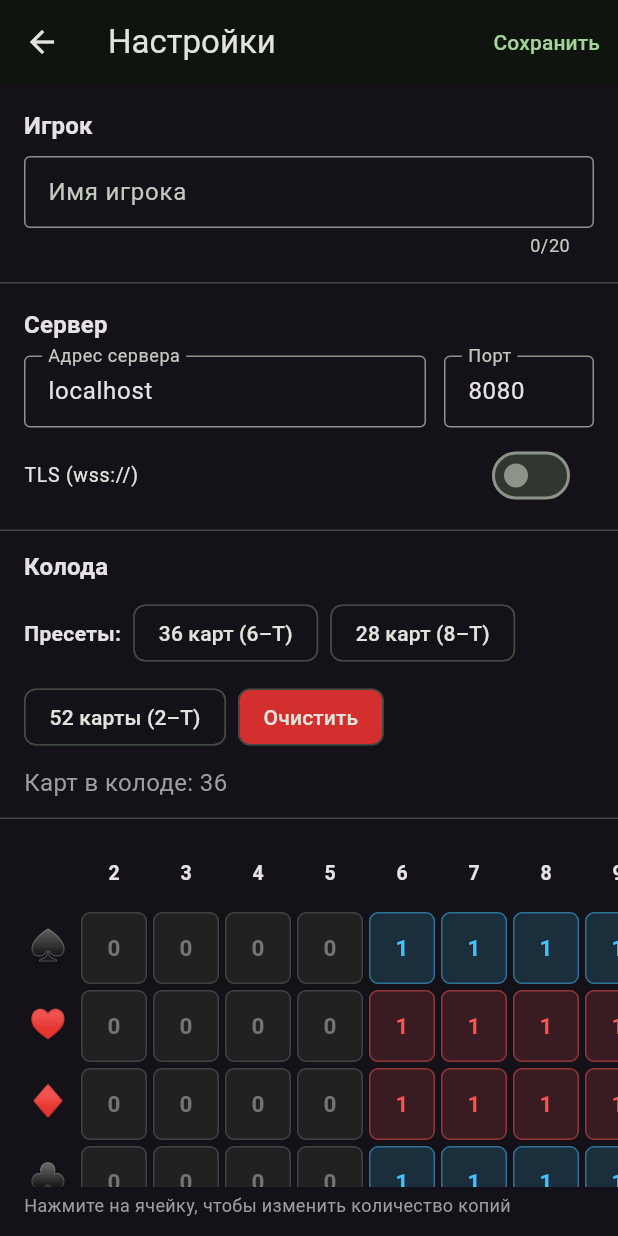
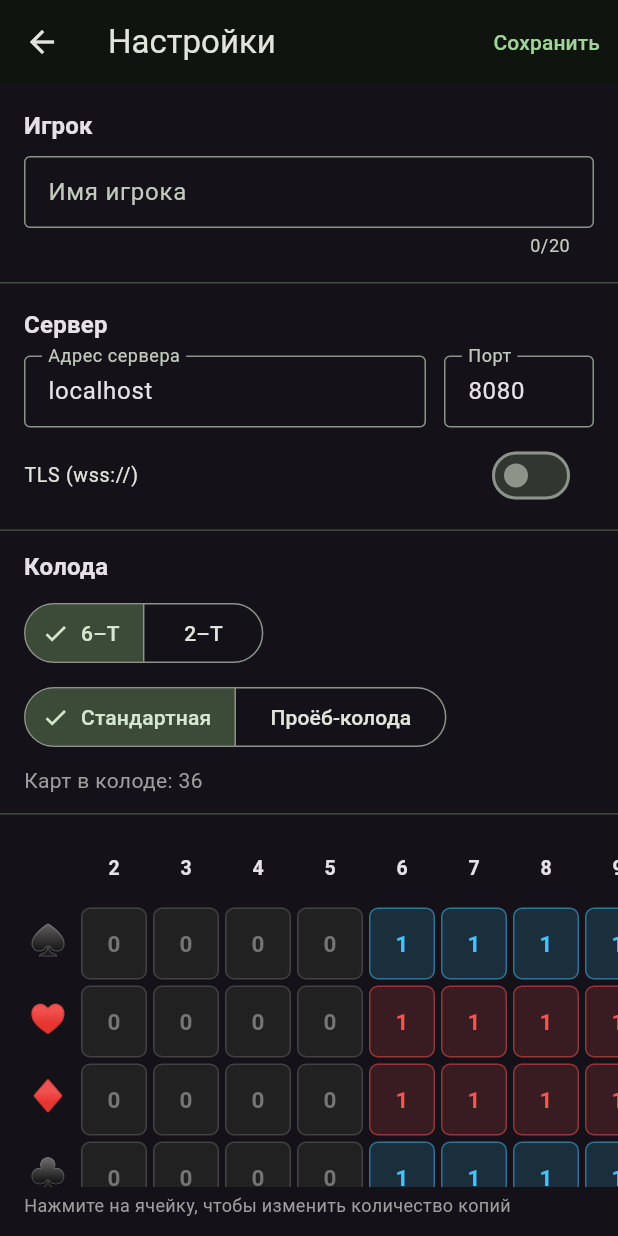
Before and after one commit to MrHalabaluza/durak, a Flutter app: the screen it shows after launch, after a tap on "Онлайн", after a tap on "Изменить", on a phone screen of 412 x 824 dp. Run offline on Flutter 3.47's test engine with Material 3 defaults, Android fonts, the phone set to English and light mode, and no system bars; our stand-ins replace shared_preferences; network calls fail.

Commit message:
Add random deck config and rework settings deck UI
- Add DeckConfig.random() factory: draws cards uniformly from pool with replacement
- Comment out transitUsedThisTurn.clear() between turns
- Replace preset chips with segmented buttons (card range + deck type)
- Add random "проёб-колода" generator with card count input

Co-Authored-By: Claude Sonnet 4.6 <noreply@anthropic.com>

```diff
--- a/logic/lib/src/game.dart
+++ b/logic/lib/src/game.dart
@@ -133,7 +133,7 @@ class Game {
       state.table.addAttack(c);
     }
     state.passedPlayers.clear();
-    state.transitUsedThisTurn.clear();
+    //state.transitUsedThisTurn.clear();
     state.currentAdderIndex = state.attackerIndex;
     state.phase = GamePhase.defending;
   }
@@ -214,7 +214,7 @@ class Game {
     state.defenderIndex = nextDefIdx;
     state.currentAdderIndex = state.attackerIndex;
     state.passedPlayers.clear();
-    state.transitUsedThisTurn.clear();
+    //state.transitUsedThisTurn.clear();
   }
 
   /// Defender shows a trump card matching the uncovered attack rank to transfer
--- a/ui/lib/settings_screen.dart
+++ b/ui/lib/settings_screen.dart
@@ -1,7 +1,12 @@
+import 'dart:math';
 import 'package:flutter/material.dart' hide Card;
 import 'package:flutter/services.dart';
 import 'package:durak_logic/durak_logic.dart';
 import 'app_settings.dart';
+
+enum _CardRange { six, two }
+
+enum _DeckType { standard, random }
 
 class SettingsScreen extends StatefulWidget {
   final AppSettings initial;
@@ -16,7 +21,10 @@ class _SettingsScreenState extends State<SettingsScreen> {
   late TextEditingController _hostCtrl;
   late TextEditingController _portCtrl;
   late TextEditingController _nameCtrl;
+  late TextEditingController _randomCountCtrl;
   late bool _tls;
+  late _CardRange _cardRange;
+  late _DeckType _deckType;
 
   static const _ranks = Rank.values;
   static const _suits = Suit.values;
@@ -33,14 +41,29 @@ class _SettingsScreenState extends State<SettingsScreen> {
     Colors.lightBlueAccent,
   ];
 
+  Rank get _minRank => _cardRange == _CardRange.two ? Rank.two : Rank.six;
+
   @override
   void initState() {
     super.initState();
-    _counts = Map<Card, int>.from(widget.initial.deckConfig.counts);
+    final initial = widget.initial.deckConfig;
+    _counts = Map<Card, int>.from(initial.counts);
     _hostCtrl = TextEditingController(text: widget.initial.serverHost);
     _portCtrl = TextEditingController(text: '${widget.initial.serverPort}');
     _nameCtrl = TextEditingController(text: widget.initial.playerName);
     _tls = widget.initial.serverTls;
+
+    final hasLowRanks =
+        _counts.keys.any((c) => c.rank.index < Rank.six.index);
+    _cardRange = hasLowRanks ? _CardRange.two : _CardRange.six;
+
+    final std = DeckConfig.preset(_minRank).counts;
+    final isStandard = _counts.length == std.length &&
+        _counts.entries.every((e) => std[e.key] == e.value);
+    _deckType = isStandard ? _DeckType.standard : _DeckType.random;
+
+    _randomCountCtrl =
+        TextEditingController(text: '${initial.cardCount}');
   }
 
   @override
@@ -48,6 +71,7 @@ class _SettingsScreenState extends State<SettingsScreen> {
     _hostCtrl.dispose();
     _portCtrl.dispose();
     _nameCtrl.dispose();
+    _randomCountCtrl.dispose();
     super.dispose();
   }
 
@@ -55,13 +79,36 @@ class _SettingsScreenState extends State<SettingsScreen> {
 
   int get _total => _counts.values.fold(0, (a, b) => a + b);
 
-  void _setPreset(Rank minRank) {
+  void _setRange(_CardRange range) {
     setState(() {
-      _counts = Map<Card, int>.from(DeckConfig.preset(minRank).counts);
+      _cardRange = range;
+      if (_deckType == _DeckType.standard) {
+        _counts = Map.from(DeckConfig.preset(_minRank).counts);
+      } else {
+        final n = int.tryParse(_randomCountCtrl.text) ?? _total;
+        _applyRandom(n > 0 ? n : 36);
+      }
     });
   }
 
-  void _clear() => setState(() => _counts.clear());
+  void _setDeckType(_DeckType type) {
+    setState(() {
+      _deckType = type;
+      if (type == _DeckType.standard) {
+        _counts = Map.from(DeckConfig.preset(_minRank).counts);
+      }
+    });
+  }
+
+  void _applyRandom(int count) {
+    _counts = Map.from(DeckConfig.random(_minRank, count, Random()).counts);
+  }
+
+  void _generateRandom() {
+    final n = int.tryParse(_randomCountCtrl.text) ?? 0;
+    if (n <= 0) return;
+    setState(() => _applyRandom(n));
+  }
 
   AppSettings _buildSettings() {
     final port = int.tryParse(_portCtrl.text) ?? 8080;
@@ -121,6 +168,7 @@ class _SettingsScreenState extends State<SettingsScreen> {
       } else {
         _counts[card] = result;
       }
+      _deckType = _DeckType.random;
     });
   }
 
@@ -228,7 +276,7 @@ class _SettingsScreenState extends State<SettingsScreen> {
 
           // ── Deck config ───────────────────────────────────────────────────
           Padding(
-            padding: const EdgeInsets.fromLTRB(16, 12, 16, 0),
+            padding: const EdgeInsets.fromLTRB(16, 12, 16, 8),
             child: Text(
               'Колода',
               style: Theme.of(context)
@@ -238,27 +286,63 @@ class _SettingsScreenState extends State<SettingsScreen> {
             ),
           ),
           Padding(
-            padding: const EdgeInsets.fromLTRB(16, 8, 16, 4),
-            child: Wrap(
-              spacing: 8,
-              runSpacing: 8,
-              crossAxisAlignment: WrapCrossAlignment.center,
-              children: [
-                const Text('Пресеты:',
-                    style: TextStyle(fontWeight: FontWeight.bold)),
-                _presetChip('36 карт (6–Т)', () => _setPreset(Rank.six)),
-                _presetChip('28 карт (8–Т)', () => _setPreset(Rank.eight)),
-                _presetChip('52 карты (2–Т)', () => _setPreset(Rank.two)),
-                _presetChip('Очистить', _clear,
-                    color: Colors.red.shade700),
+            padding: const EdgeInsets.fromLTRB(16, 0, 16, 8),
+            child: SegmentedButton<_CardRange>(
+              segments: const [
+                ButtonSegment(value: _CardRange.six, label: Text('6–Т')),
+                ButtonSegment(value: _CardRange.two, label: Text('2–Т')),
               ],
+              selected: {_cardRange},
+              onSelectionChanged: (s) => _setRange(s.first),
             ),
           ),
           Padding(
-            padding: const EdgeInsets.fromLTRB(16, 4, 16, 12),
+            padding: const EdgeInsets.fromLTRB(16, 0, 16, 8),
+            child: SegmentedButton<_DeckType>(
+              segments: const [
+                ButtonSegment(
+                    value: _DeckType.standard, label: Text('Стандартная')),
+                ButtonSegment(
+                    value: _DeckType.random, label: Text('Проёб-колода')),
+              ],
+              selected: {_deckType},
+              onSelectionChanged: (s) => _setDeckType(s.first),
+            ),
+          ),
+          if (_deckType == _DeckType.random)
+            Padding(
+              padding: const EdgeInsets.fromLTRB(16, 0, 16, 8),
+              child: Row(
+                children: [
+                  SizedBox(
+                    width: 120,
+                    child: TextField(
+                      controller: _randomCountCtrl,
+                      keyboardType: TextInputType.number,
+                      inputFormatters: [
+                        FilteringTextInputFormatter.digitsOnly
+                      ],
+                      decoration: const InputDecoration(
+                        labelText: 'Карт в колоде',
+                        border: OutlineInputBorder(),
+                        isDense: true,
+                      ),
+                    ),
+                  ),
+                  const SizedBox(width: 12),
+                  FilledButton.icon(
+                    onPressed: _generateRandom,
+                    icon: const Icon(Icons.shuffle),
+                    label: const Text('Сгенерировать'),
+                  ),
+                ],
+              ),
+            ),
+          Padding(
+            padding: const EdgeInsets.fromLTRB(16, 0, 16, 12),
             child: Text(
               'Карт в колоде: $_total',
-              style: const TextStyle(fontSize: 16, color: Colors.grey),
+              style: const TextStyle(fontSize: 14, color: Colors.grey),
             ),
           ),
           const Divider(height: 1),
@@ -286,14 +370,6 @@ class _SettingsScreenState extends State<SettingsScreen> {
     );
   }
 
-  Widget _presetChip(String label, VoidCallback onTap, {Color? color}) {
-    return ActionChip(
-      label: Text(label),
-      backgroundColor: color,
-      onPressed: onTap,
-    );
-  }
-
   Widget _buildGrid() {
     const cellW = 48.0;
     const cellH = 48.0;
@@ -303,7 +379,6 @@ class _SettingsScreenState extends State<SettingsScreen> {
       defaultColumnWidth: const FixedColumnWidth(cellW),
       columnWidths: const {0: FixedColumnWidth(headerW)},
       children: [
-        // ── Rank header row ──────────────────────────────────────────────
         TableRow(
           children: [
             const SizedBox(height: cellH),
@@ -318,7 +393,6 @@ class _SettingsScreenState extends State<SettingsScreen> {
               ),
           ],
         ),
-        // ── One row per suit ─────────────────────────────────────────────
         for (final suit in _suits)
           TableRow(
             children: [
```
Also changed, not shown: logic/lib/src/deck_config.dart (+19 -0 lines).
